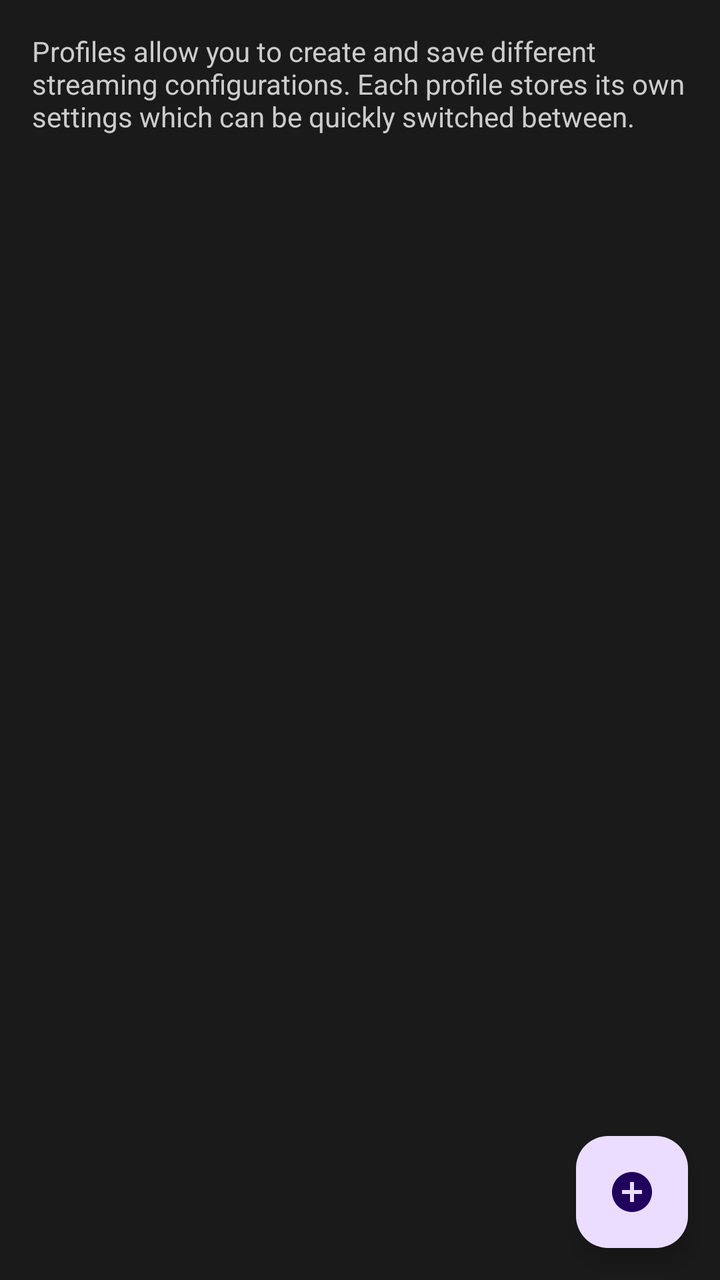
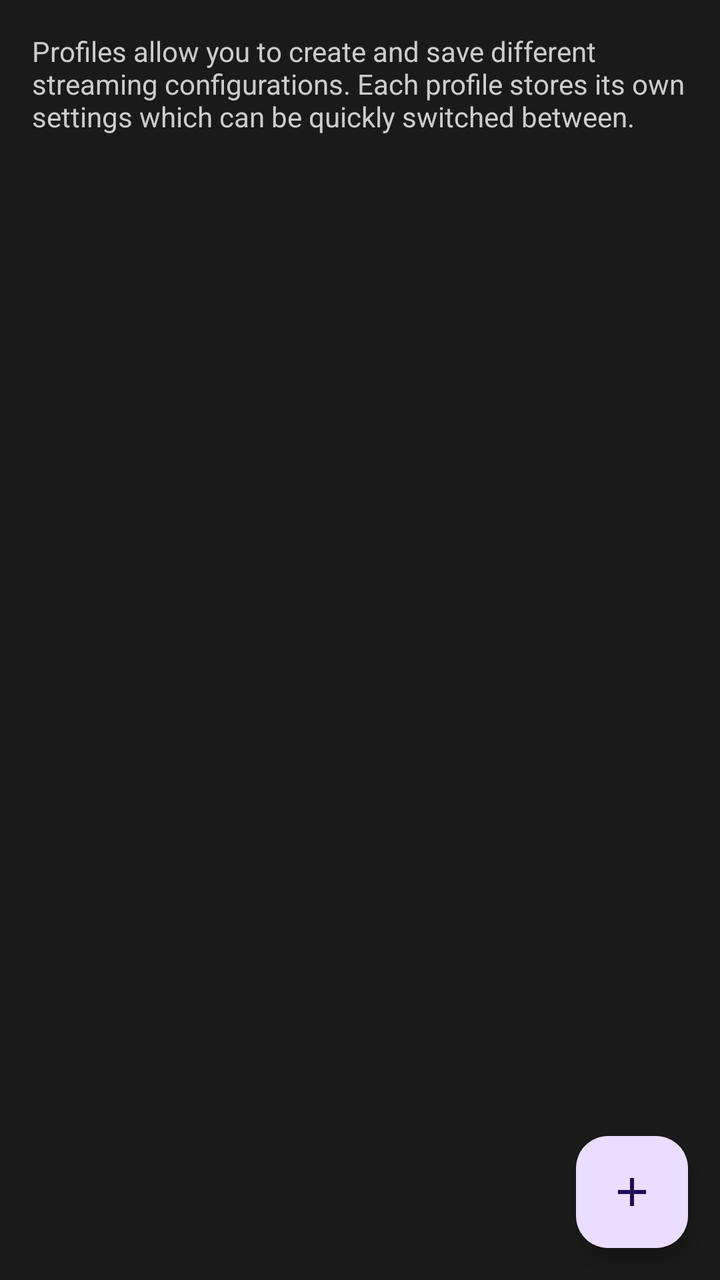

The first picture is an Android layout as it rendered before a commit; the second is the same layout after the commit. The layout source and the unified diff follow.
<!-- AndroidManifest.xml: activity theme SettingsTheme -->
<!-- res/layout/activity_profiles.xml -->
<?xml version="1.0" encoding="utf-8"?>
<RelativeLayout xmlns:android="http://schemas.android.com/apk/res/android"
    android:layout_width="match_parent"
    android:layout_height="match_parent">

    <TextView
        android:id="@+id/profilesDescription"
        android:layout_width="match_parent"
        android:layout_height="wrap_content"
        android:layout_marginStart="16dp"
        android:layout_marginTop="16dp"
        android:layout_marginEnd="16dp"
        android:layout_marginBottom="8dp"
        android:text="@string/profile_manager_profiles_description"
        android:textColor="#CCCCCC"
        android:textSize="14sp" />

    <androidx.recyclerview.widget.RecyclerView
        android:id="@+id/profilesRecyclerView"
        android:layout_width="match_parent"
        android:layout_height="match_parent"
        android:layout_below="@id/profilesDescription"
        android:layout_marginTop="8dp"
        android:layout_marginBottom="16dp"
        android:layout_marginStart="16dp"
        android:layout_marginEnd="16dp" />

    <LinearLayout
        android:id="@+id/emptyState"
        android:layout_width="wrap_content"
        android:layout_height="wrap_content"
        android:layout_centerInParent="true"
        android:orientation="vertical"
        android:gravity="center"
        android:visibility="gone">

        <TextView
            android:layout_width="wrap_content"
            android:layout_height="wrap_content"
            android:text="@string/profile_manager_no_profiles_yet"
            android:textColor="#FFFFFF"
            android:textSize="18sp"
            android:textStyle="bold" />

        <TextView
            android:layout_width="wrap_content"
            android:layout_height="wrap_content"
            android:layout_marginTop="8dp"
            android:text="@string/profile_manager_tap_create_profile"
            android:textColor="#CCCCCC"
            android:textSize="14sp" />

    </LinearLayout>

    <com.google.android.material.floatingactionbutton.FloatingActionButton
        android:id="@+id/addProfileFab"
        android:layout_width="wrap_content"
        android:layout_height="wrap_content"
        android:layout_alignParentBottom="true"
        android:layout_alignParentEnd="true"
        android:layout_marginBottom="24dp"
        android:layout_marginEnd="24dp"
        android:src="@drawable/ic_add"
        android:contentDescription="@string/profile_manager_new_profile"
        android:layout_margin="16dp" />

</RelativeLayout>
<!-- resources referenced by this layout -->
<resources>
  <!-- drawable ic_add (drawable) -->
  <vector xmlns:android="http://schemas.android.com/apk/res/android"
      android:width="256dp"
      android:height="256dp"
      android:viewportWidth="24"
      android:viewportHeight="24">
      <path
          android:fillColor="#FFFFFF"
          android:pathData="M12,2C6.48,2 2,6.48 2,12s4.48,10 10,10 10,-4.48 10,-10S17.52,2 12,2zM17,13h-4v4h-2v-4L7,13v-2h4L11,7h2v4h4v2z" />
  </vector>
  <string name="profile_manager_new_profile">New Profile</string>
  <string name="profile_manager_no_profiles_yet">No profiles yet</string>
  <string name="profile_manager_profiles_description">Profiles allow you to create and save different streaming configurations. Each profile stores its own settings which can be quickly switched between.</string>
  <string name="profile_manager_tap_create_profile">Tap + to create your first profile</string>
  <style name="SettingsTheme" parent="AppTheme">
          <item name="android:navigationBarColor">@android:color/transparent</item>
          <item name="android:statusBarColor">@android:color/transparent</item>
      </style>
  <style name="AppTheme" parent="AppBaseTheme">
          
          <item name="android:windowActionBar">false</item>
          <item name="android:windowNoTitle">true</item>
          <item name="android:statusBarColor">#1A1A1A</item>
          <item name="android:navigationBarColor">#1A1A1A</item>
          <item name="android:colorBackground">#1A1A1A</item>
          <item name="android:windowBackground">#1A1A1A</item>
      </style>
  <style name="AppBaseTheme" parent="Theme.AppCompat.NoActionBar">
          
      </style>
</resources>

<!-- the commit's change to res/layout/activity_profiles.xml (unified diff, before → after) -->
@@ -56,12 +56,12 @@
         android:id="@+id/addProfileFab"
         android:layout_width="wrap_content"
         android:layout_height="wrap_content"
+        android:layout_alignParentEnd="true"
         android:layout_alignParentBottom="true"
-        android:layout_alignParentEnd="true"
+        android:layout_margin="16dp"
+        android:layout_marginEnd="24dp"
         android:layout_marginBottom="24dp"
-        android:layout_marginEnd="24dp"
-        android:src="@drawable/ic_add"
         android:contentDescription="@string/profile_manager_new_profile"
-        android:layout_margin="16dp" />
+        android:src="@drawable/ic_add_base" />
 
 </RelativeLayout>
<!-- resource entries referenced after the edit -->
@@ -1,14 +1,10 @@
 <!-- resources referenced by this layout -->
 <resources>
-  <!-- drawable ic_add (drawable) -->
-  <vector xmlns:android="http://schemas.android.com/apk/res/android"
-      android:width="256dp"
-      android:height="256dp"
-      android:viewportWidth="24"
-      android:viewportHeight="24">
-      <path
-          android:fillColor="#FFFFFF"
-          android:pathData="M12,2C6.48,2 2,6.48 2,12s4.48,10 10,10 10,-4.48 10,-10S17.52,2 12,2zM17,13h-4v4h-2v-4L7,13v-2h4L11,7h2v4h4v2z" />
+  <!-- drawable ic_add_base (drawable) -->
+  <vector xmlns:android="http://schemas.android.com/apk/res/android" android:height="24dp" android:tint="#FFFFFF" android:viewportHeight="24" android:viewportWidth="24" android:width="24dp">
+        
+      <path android:fillColor="@android:color/white" android:pathData="M19,13h-6v6h-2v-6H5v-2h6V5h2v6h6v2z"/>
+      
   </vector>
   <string name="profile_manager_new_profile">New Profile</string>
   <string name="profile_manager_no_profiles_yet">No profiles yet</string>
